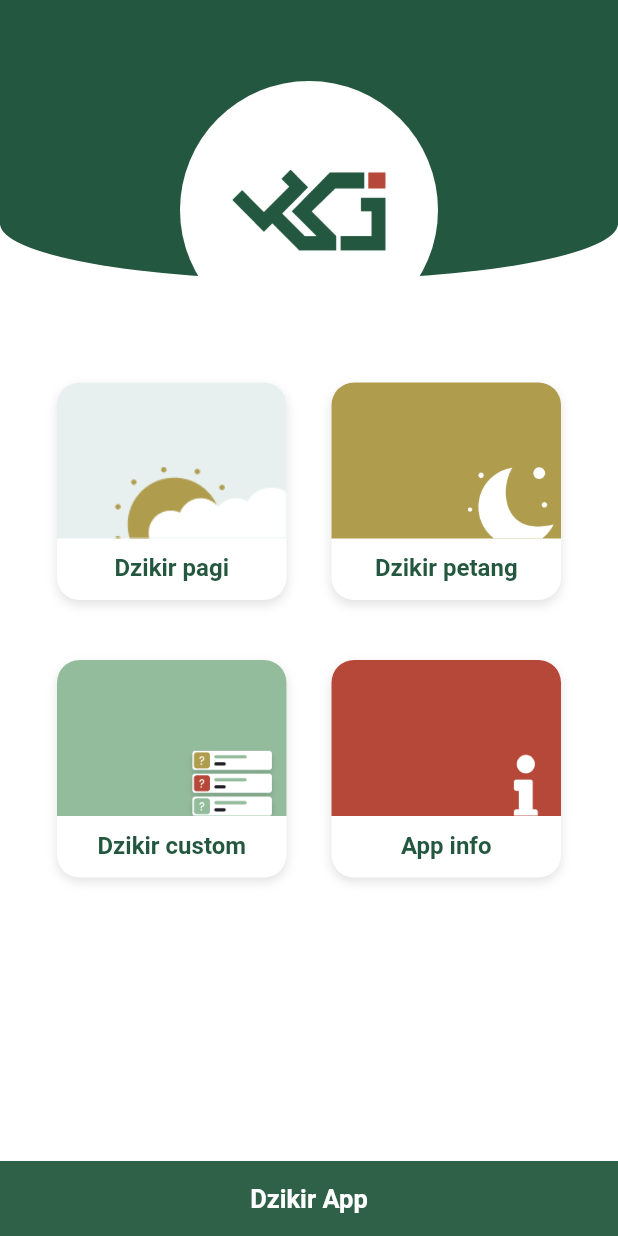
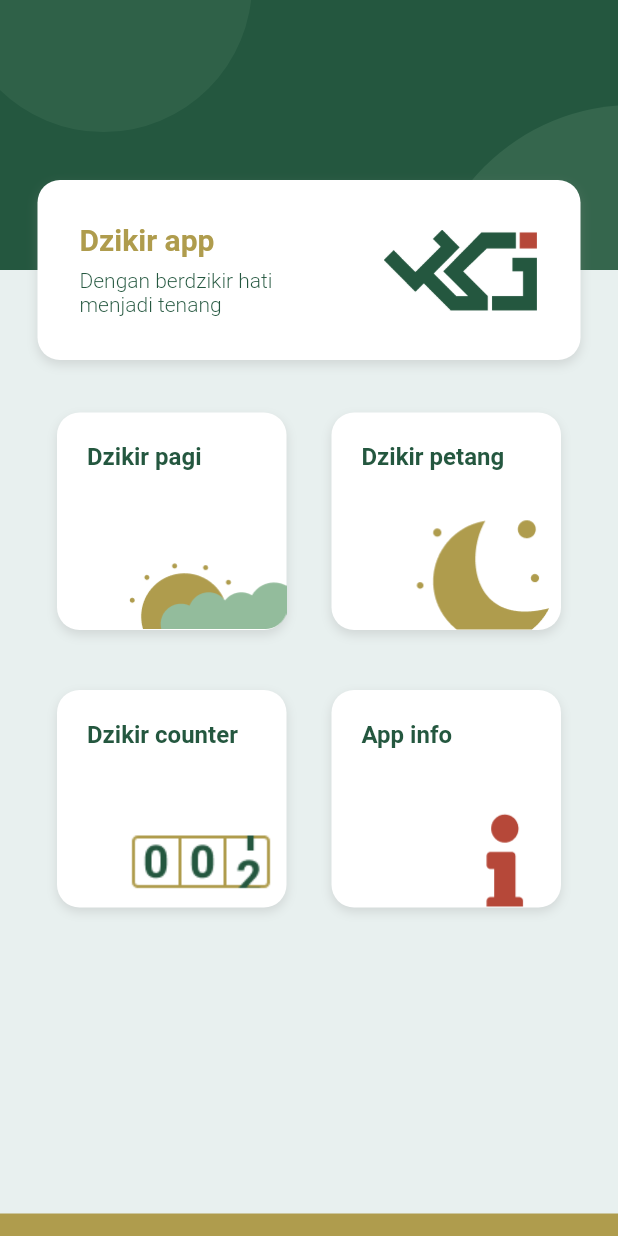
Before and after one commit to farsi-losa/Zikr-App-Flutter, a Flutter app: the screen it shows after launch, on a phone screen of 412 x 824 dp. Run offline on Flutter 3.47's test engine with Material 2 defaults, Android fonts, the phone set to English and light mode, and no system bars; our stand-ins replace firebase_analytics, firebase_core, package_info_plus, sqflite; missing offline and left inert: flutter_vibrate; accounts and stored records are empty; project files that could hold a hidden picture were left out.

Commit message:
new home

```diff
--- a/lib/component/circle.dart
+++ b/lib/component/circle.dart
@@ -58,7 +58,7 @@ class CircleCounter extends CustomPainter {
   @override
   void paint(Canvas canvas, Size size) {
     // draw the circle indicator
-    final rect = Rect.fromLTRB(-100, -100, 100, 100);
+    final rect = Rect.fromLTRB(-80, -80, 80, 80);
     final startAngle = -math.pi / 2;
     final sweepAngle = ((math.pi * 2) / (target / counter * 100) * 100);
     final useCenter = false;
--- a/lib/component/itemMenu.dart
+++ b/lib/component/itemMenu.dart
@@ -42,7 +42,7 @@ class _ItemMenuState extends State<ItemMenu>
   }
 
   void _runningAnimation() {
-    int timer = 800 + (100 * widget.order);
+    int timer = 800 + (200 * widget.order);
     Future.delayed(Duration(milliseconds: timer), () {
       _controller.forward();
       setState(() {
@@ -114,36 +114,33 @@ class _ItemMenuState extends State<ItemMenu>
                   onTap: () {
                     _onItemClicked();
                   },
-                  child: Column(children: [
+                  child: Column(
+                      crossAxisAlignment: CrossAxisAlignment.start,
+                      children: [
+                        Padding(
+                            padding: EdgeInsets.fromLTRB(20, 20, 20, 0),
+                            child: Text(
+                              widget.textMenu,
+                              textAlign: TextAlign.left,
+                              style: TextStyle(
+                                  fontSize: 16,
+                                  fontWeight: FontWeight.bold,
+                                  color: Color(0xff24573F)),
+                            )),
                         Container(
-                      height: 104,
+                          height: 106,
                           width: double.infinity,
                           child: Stack(children: [
                             Positioned(
                               bottom: 0,
                               right: 0,
-                          height: 50,
+                              width: 111,
                               child: Image(
                                 image: AssetImage(widget.image),
                               ),
                             ),
                           ]),
-                      decoration: BoxDecoration(
-                        color: widget.color,
-                        borderRadius: BorderRadius.only(
-                            topLeft: Radius.circular(15),
-                            topRight: Radius.circular(15)),
                         ),
-                    ),
-                    Padding(
-                        padding: EdgeInsets.symmetric(vertical: 10),
-                        child: Text(
-                          widget.textMenu,
-                          style: TextStyle(
-                              fontSize: 16,
-                              fontWeight: FontWeight.bold,
-                              color: Color(0xff24573F)),
-                        )),
                       ]),
                 ),
               ),
--- a/lib/component/listView.dart
+++ b/lib/component/listView.dart
@@ -62,14 +62,14 @@ class DzikirListView extends StatelessWidget {
             controller: scrollcontroller,
             child: Center(
               child: Container(
+                padding: EdgeInsets.only(top: 10),
                 child: ListView.builder(
                   itemCount: data.length,
                   shrinkWrap: true,
                   physics: NeverScrollableScrollPhysics(),
                   itemBuilder: (BuildContext context, int index) {
-                    // return _tile(data[index].title, data[index].synopsis, data[index].type);
                     return Container(
-                      margin: EdgeInsets.fromLTRB(30, 0, 30, 20),
+                      margin: EdgeInsets.fromLTRB(30, 10, 30, 10),
                       child: SlideMenu(
                         onDataChange: onDataChange,
                         id: data![index].id!,
--- a/lib/component/wrapperDzikirCustom.dart
+++ b/lib/component/wrapperDzikirCustom.dart
@@ -216,8 +216,7 @@ class _WrapperDzikirCustomState extends State<WrapperDzikirCustom>
                         Container(
                             child: settings.dzikirReference
                                 ? Container(
-                                    padding:
-                                        EdgeInsets.only(bottom: 20, left: 25),
+                                    padding: EdgeInsets.only(left: 25),
                                     width: double.infinity,
                                     child: Text(
                                       'Custom Dzikir',
--- a/lib/main.dart
+++ b/lib/main.dart
@@ -9,9 +9,9 @@ Future<void> main() async {
   WidgetsFlutterBinding.ensureInitialized();
   try {
     final String secretsKey = 'assets/secret.json';
-    SecretLoader(secretPath: secretsKey)
-        .load()
-        .then((value) => Firebase.initializeApp(
+    await SecretLoader(secretPath: secretsKey).load().then(
+          (value) async => {
+            await Firebase.initializeApp(
               name: 'DzikirApps',
               options: FirebaseOptions(
                 apiKey: value.toString(),
@@ -19,7 +19,9 @@ Future<void> main() async {
                 messagingSenderId: '355708994724',
                 projectId: 'dzikir-app',
               ),
-            ));
+            )
+          },
+        );
   } on FirebaseException catch (e) {
     if (e.code == 'duplicate-app') {
       Firebase.app('DzikirApps');
--- a/lib/models/settings.dart
+++ b/lib/models/settings.dart
@@ -62,7 +62,6 @@ class SecretLoader {
     return rootBundle.loadStructuredData<Secret>(this.secretPath,
         (jsonStr) async {
       final secret = Secret.fromJson(json.decode(jsonStr));
-      print(secret);
       return secret;
     });
   }
--- a/lib/pages/dzikir_counter.dart
+++ b/lib/pages/dzikir_counter.dart
@@ -202,7 +202,7 @@ class _DzikirCounterState extends State<DzikirCounter>
                   child: Column(
                     children: [
                       Container(
-                        height: 230,
+                        height: 200,
                         margin: const EdgeInsets.only(top: 20, bottom: 20),
                         child: Center(
                           child: CustomPaint(
--- a/lib/pages/index.dart
+++ b/lib/pages/index.dart
@@ -13,7 +13,7 @@ class AppIndex extends StatefulWidget {
 }
 
 class _AppIndex extends State<AppIndex> with TickerProviderStateMixin {
-  // This widget is the root of your application.
+  bool _show = false;
 
   String appVersion = '0.0.0';
 
@@ -35,6 +35,7 @@ class _AppIndex extends State<AppIndex> with TickerProviderStateMixin {
       setState(() {
         appVersion = packageInfo.version;
       });
+      _show = true;
     });
   }
 
@@ -56,47 +57,122 @@ class _AppIndex extends State<AppIndex> with TickerProviderStateMixin {
       ],
       child: Scaffold(
         body: Container(
-          color: Colors.white,
+          color: Color(0xffE8F0EF),
           child: Column(
             children: [
               Container(
                 width: double.infinity,
-                height: 240,
+                height: 260,
                 child: Stack(children: <Widget>[
                   Container(
                     decoration: BoxDecoration(
                       color: Color(0xff24573F),
                     ),
-                    height: 150,
+                    height: 180,
                     width: double.infinity,
-                    child: MyArc(diameter: double.infinity),
-                  ),
-                  Center(
+                    child: Stack(children: <Widget>[
+                      Positioned(
+                        top: 70,
+                        right: -150,
+                        child: Opacity(
+                          opacity: 0.15,
                           child: Container(
-                      margin: EdgeInsets.only(
-                        top: 40,
-                      ),
-                      width: 172,
-                      height: 172,
+                            width: 280,
+                            height: 280,
                             decoration: BoxDecoration(
-                        color: Colors.white,
-                        borderRadius: BorderRadius.all(Radius.circular(90)),
+                              color: Color(0xff93BC9C),
+                              borderRadius:
+                                  BorderRadius.all(Radius.circular(140)),
                             ),
                           ),
                         ),
-                  Center(
+                      ),
+                      Positioned(
+                        top: -110,
+                        left: -30,
+                        child: Opacity(
+                          opacity: 0.1,
+                          child: Container(
+                            width: 198,
+                            height: 198,
+                            decoration: BoxDecoration(
+                              color: Color(0xff93BC9C),
+                              borderRadius:
+                                  BorderRadius.all(Radius.circular(100)),
+                            ),
+                          ),
+                        ),
+                      ),
+                    ]),
+                  ),
+                  AnimatedPositioned(
+                    top: _show ? 120.0 : 60.0,
+                    left: 0,
+                    right: 0,
+                    duration: const Duration(seconds: 2),
+                    curve: Curves.fastOutSlowIn,
+                    child: Center(
                       child: FadeTransition(
                         opacity: _animation,
                         child: Container(
+                          // margin: EdgeInsets.only(
+                          //   top: 40,
+                          // ),
+                          padding: EdgeInsets.all(28),
+                          width: 362,
+                          height: 120,
+                          decoration: BoxDecoration(
+                            color: Colors.white,
+                            borderRadius: BorderRadius.all(Radius.circular(15)),
+                            boxShadow: [
+                              BoxShadow(
+                                color: Color(0xff8D8D8D).withOpacity(0.25),
+                                spreadRadius: 0,
+                                blurRadius: 5,
+                                offset:
+                                    Offset(0, 3), // changes position of shadow
+                              ),
+                            ],
+                          ),
+                          child: Row(
+                            mainAxisAlignment: MainAxisAlignment.spaceBetween,
+                            children: [
+                              Container(
+                                width: 180,
+                                child: Column(
+                                  crossAxisAlignment: CrossAxisAlignment.start,
+                                  children: [
+                                    Text(
+                                      'Dzikir app',
+                                      textAlign: TextAlign.left,
+                                      style: TextStyle(
+                                          fontWeight: FontWeight.bold,
+                                          color: Color(0xffAF9C4D),
+                                          fontSize: 20),
+                                    ),
+                                    Padding(
+                                      padding: EdgeInsets.only(top: 8),
+                                      child: Text(
+                                        'Dengan berdzikir hati menjadi tenang',
+                                        style: TextStyle(
+                                            color: Color(0xff24573F),
+                                            fontWeight: FontWeight.w300),
+                                      ),
+                                    )
+                                  ],
+                                ),
+                              ),
+                              Container(
                                 width: 104,
                                 height: 54,
-                        margin: EdgeInsets.only(
-                          top: 40,
-                        ),
                                 decoration: BoxDecoration(
                                   image: DecorationImage(
                                     image: AssetImage(
                                         "assets/images/icon_dzikir_small.png"),
+                                  ),
+                                ),
+                              ),
+                            ],
                           ),
                         ),
                       ),
@@ -113,13 +189,13 @@ class _AppIndex extends State<AppIndex> with TickerProviderStateMixin {
                           order: 1,
                           color: Color(0xffE8F0EF),
                           textMenu: 'Dzikir pagi',
-                          image: 'assets/images/pagi_icon.png',
+                          image: 'assets/images/pagi_icon_color.png',
                           pageType: 'pagi'),
                       ItemMenu(
                         order: 2,
                         color: Color(0xffAF9C4D),
                         textMenu: 'Dzikir petang',
-                        image: 'assets/images/petang_icon.png',
+                        image: 'assets/images/petang_icon_color.png',
                         pageType: 'petang',
                       ),
                     ],
@@ -130,15 +206,15 @@ class _AppIndex extends State<AppIndex> with TickerProviderStateMixin {
                       ItemMenu(
                         order: 3,
                         color: Color(0xff93BC9C),
-                        textMenu: 'Dzikir custom',
-                        image: 'assets/images/custom_dzikir_icon.png',
+                        textMenu: 'Dzikir counter',
+                        image: 'assets/images/counter_dzikir.png',
                         pageType: 'custom',
                       ),
                       ItemMenu(
                         order: 4,
                         color: Color(0xffB64839),
                         textMenu: 'App info',
-                        image: 'assets/images/info_setting.png',
+                        image: 'assets/images/info_setting_color.png',
                         pageType: 'appinfo',
                       ),
                     ],
@@ -147,18 +223,9 @@ class _AppIndex extends State<AppIndex> with TickerProviderStateMixin {
               ),
               Spacer(),
               Container(
-                padding: EdgeInsets.symmetric(vertical: 15),
-                color: Color(0xff2F6149),
+                height: 15,
+                color: Color(0xffAF9C4D),
                 alignment: Alignment.center,
-                child: Text(
-                  'Dzikir App',
-                  textAlign: TextAlign.center,
-                  style: TextStyle(
-                    color: Colors.white,
-                    fontSize: 17,
-                    fontWeight: FontWeight.bold,
-                  ),
-                ),
               ),
             ],
           ),
```
Also changed, not shown: pubspec.yaml (+4 -4 lines), assets/images/counter_dzikir.png (added), assets/images/info_setting_color.png (added), assets/images/pagi_icon_color.png (added), assets/images/petang_icon_color.png (added). Lines whose indentation alone changed are shown as unchanged.
